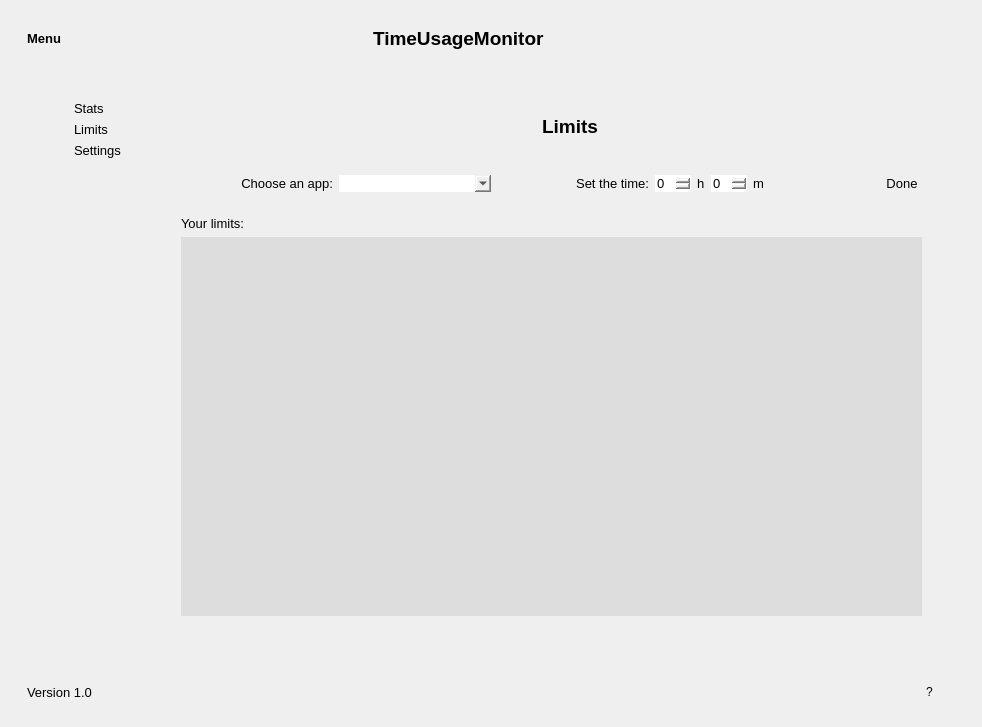
First picture: the form in gui.ui, repository Domy7/TimeUsageMonitor, before the edit.
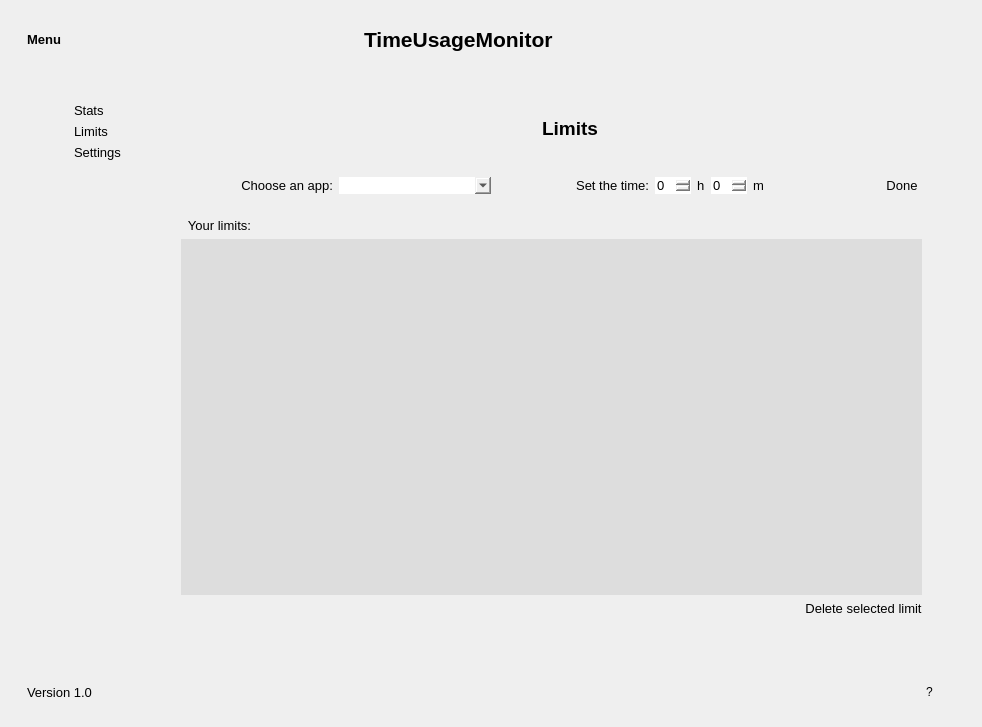
Second picture: the form after the edit. Icons and pictures are not drawn.

Patch:
```diff
--- a/gui.ui
+++ b/gui.ui
@@ -93,11 +93,16 @@
             </property>
             <property name="font">
              <font>
-              <pointsize>14</pointsize>
+              <family>MS Shell Dlg 2</family>
+              <pointsize>16</pointsize>
               <weight>75</weight>
+              <italic>false</italic>
               <bold>true</bold>
              </font>
             </property>
+            <property name="styleSheet">
+             <string notr="true">font: bold 16pt &quot;MS Shell Dlg 2&quot;;</string>
+            </property>
             <property name="text">
              <string>TimeUsageMonitor</string>
             </property>
@@ -279,6 +284,16 @@
              </item>
              <item row="2" column="0">
               <widget class="QPushButton" name="settings_btn">
+               <property name="styleSheet">
+                <string notr="true">:hover {
+	color: rgb(246, 238, 255);
+	background-color: rgb(48, 158, 255);
+}
+
+:pressed {
+	background-color: rgb(146, 188, 255);
+}</string>
+               </property>
                <property name="text">
                 <string/>
                </property>
@@ -296,6 +311,16 @@
              </item>
              <item row="1" column="0">
               <widget class="QPushButton" name="lock_btn">
+               <property name="styleSheet">
+                <string notr="true">:hover {
+	color: rgb(246, 238, 255);
+	background-color: rgb(48, 158, 255);
+}
+
+:pressed {
+	background-color: rgb(146, 188, 255);
+}</string>
+               </property>
                <property name="text">
                 <string/>
                </property>
@@ -328,6 +353,16 @@
              </item>
              <item row="0" column="0">
               <widget class="QPushButton" name="stats_btn">
+               <property name="styleSheet">
+                <string notr="true">:hover {
+	color: rgb(246, 238, 255);
+	background-color: rgb(48, 158, 255);
+}
+
+:pressed {
+	background-color: rgb(146, 188, 255);
+}</string>
+               </property>
                <property name="text">
                 <string/>
                </property>
@@ -765,7 +800,10 @@
                        <string notr="true"/>
                       </property>
                       <property name="text">
-                       <string>Your limits:</string>
+                       <string>  Your limits:</string>
+                      </property>
+                      <property name="alignment">
+                       <set>Qt::AlignLeading|Qt::AlignLeft|Qt::AlignVCenter</set>
                       </property>
                      </widget>
                     </item>
@@ -777,6 +815,23 @@
                       </property>
                      </widget>
                     </item>
+                    <item alignment="Qt::AlignRight">
+                     <widget class="QPushButton" name="del_selected_limit">
+                      <property name="styleSheet">
+                       <string notr="true">:hover {
+	color: rgb(246, 238, 255);
+	background-color: rgb(48, 158, 255);
+}
+
+:pressed {
+	background-color: rgb(146, 188, 255);
+}</string>
+                      </property>
+                      <property name="text">
+                       <string>Delete selected limit</string>
+                      </property>
+                     </widget>
+                    </item>
                    </layout>
                   </widget>
                  </item>
```
